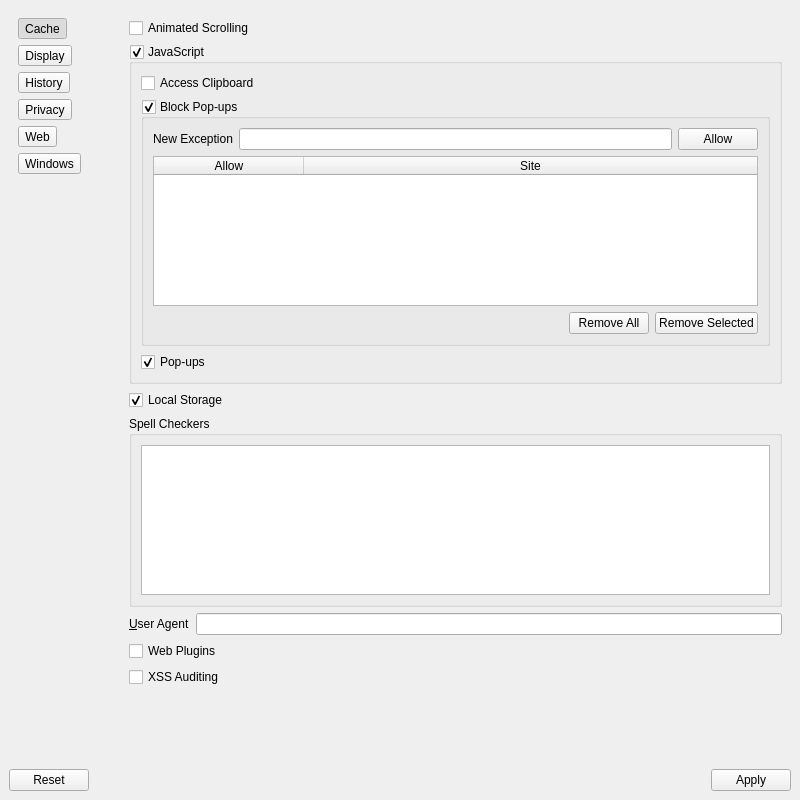
textbrowser/dooble, file 2.x/UI/dooble_settings.ui: the form before one commit.
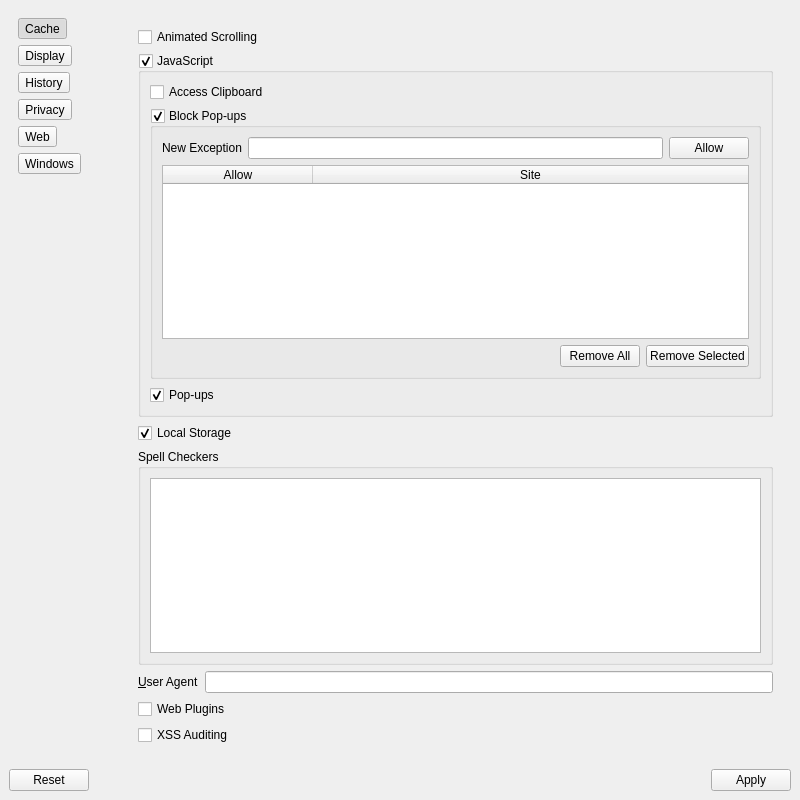
The form after the commit. The open tabs and pages were chosen to show the change. Icons and pictures are not drawn.

Commit message: New Scroll Area.

What changed in the file:
```diff
--- a/2.x/UI/dooble_settings.ui
+++ b/2.x/UI/dooble_settings.ui
@@ -1089,6 +1089,24 @@
         <widget class="QWidget" name="web_page">
          <layout class="QVBoxLayout" name="verticalLayout_10">
           <item>
+           <widget class="QScrollArea" name="scrollArea_3">
+            <property name="frameShape">
+             <enum>QFrame::NoFrame</enum>
+            </property>
+            <property name="widgetResizable">
+             <bool>true</bool>
+            </property>
+            <widget class="QWidget" name="scrollAreaWidgetContents_2">
+             <property name="geometry">
+              <rect>
+               <x>0</x>
+               <y>0</y>
+               <width>651</width>
+               <height>731</height>
+              </rect>
+             </property>
+             <layout class="QVBoxLayout" name="verticalLayout_16">
+              <item>
            <widget class="QCheckBox" name="animated_scrolling">
             <property name="text">
              <string>Animated Scrolling</string>
@@ -1318,18 +1336,9 @@
             </property>
            </widget>
           </item>
-          <item>
-           <spacer name="verticalSpacer_6">
-            <property name="orientation">
-             <enum>Qt::Vertical</enum>
-            </property>
-            <property name="sizeHint" stdset="0">
-             <size>
-              <width>20</width>
-              <height>599</height>
-             </size>
-            </property>
-           </spacer>
+             </layout>
+            </widget>
+           </widget>
           </item>
          </layout>
         </widget>
```
Left out of the diff: 9 changed lines with no effect on the pictures. Lines whose indentation alone changed are shown as unchanged.
